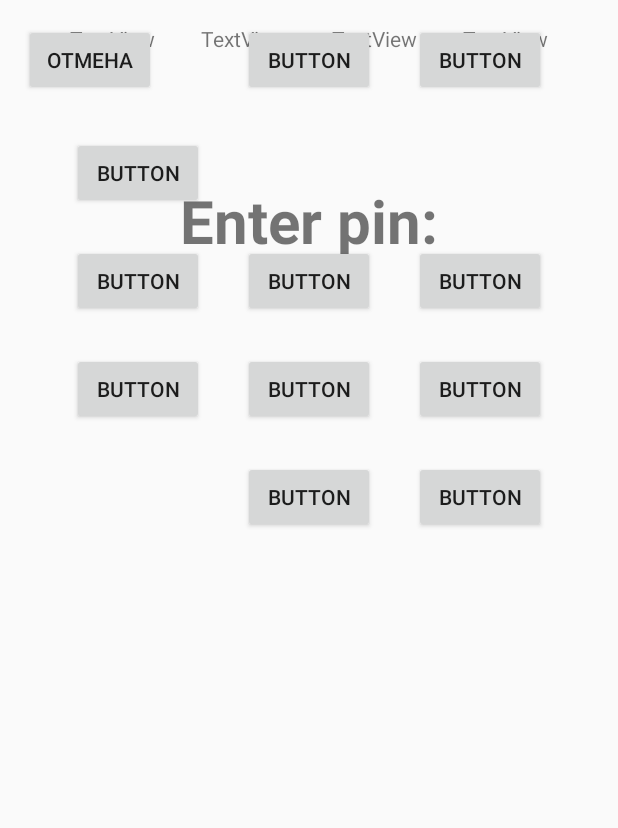
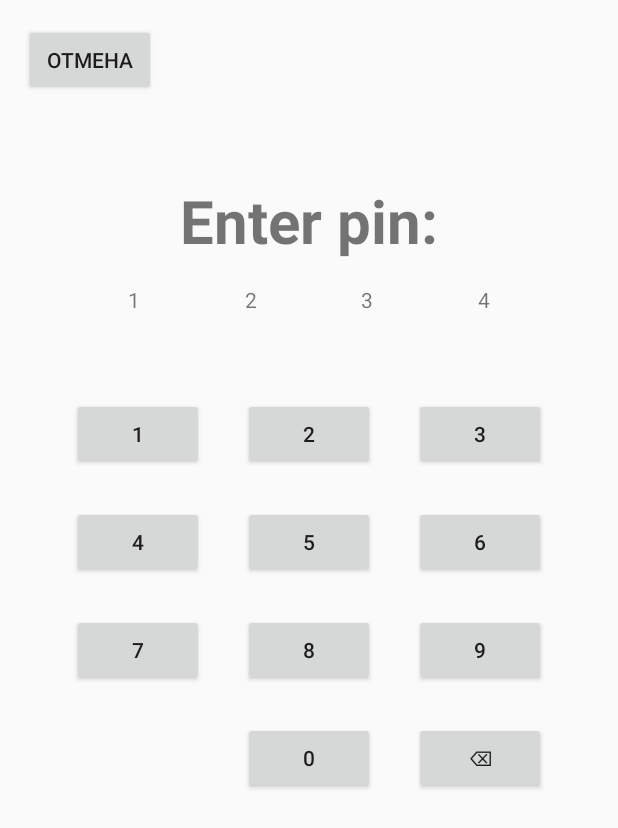
Before and after one commit to daMelkov/Notes, an Android app: the layout activity_pin.xml on its own in the app's theme, with its tools: preview values and no code run, on a phone screen of 412 x 824 dp. Shown: the top 828 px of the screen. Run offline under Robolectric (Android 15) with nearby library versions, the phone set to English and light mode, and no system bars.

Commit message:
pin-activity: captions

```diff
--- a/app/src/main/res/layout/activity_pin.xml
+++ b/app/src/main/res/layout/activity_pin.xml
@@ -7,110 +7,12 @@
     android:padding="16dp">
 
     <Button
-        android:id="@+id/button11"
-        android:layout_width="wrap_content"
-        android:layout_height="wrap_content"
-        android:layout_marginTop="24dp"
-        android:text="Button"
-        app:layout_constraintEnd_toEndOf="@+id/button9"
-        app:layout_constraintStart_toStartOf="@+id/button9"
-        app:layout_constraintTop_toBottomOf="@+id/button9" />
-
-    <Button
         android:id="@+id/button"
         android:layout_width="wrap_content"
         android:layout_height="wrap_content"
         android:text="@string/cancel"
         app:layout_constraintStart_toStartOf="parent"
         app:layout_constraintTop_toTopOf="parent" />
-
-    <Button
-        android:id="@+id/button2"
-        android:layout_width="wrap_content"
-        android:layout_height="wrap_content"
-        android:layout_marginStart="32dp"
-        android:layout_marginTop="56dp"
-        android:text="Button"
-        app:layout_constraintStart_toStartOf="parent"
-        app:layout_constraintTop_toBottomOf="@+id/textView2" />
-
-    <Button
-        android:id="@+id/button3"
-        android:layout_width="wrap_content"
-        android:layout_height="wrap_content"
-        android:text="Button"
-        app:layout_constraintEnd_toStartOf="@+id/button4"
-        app:layout_constraintStart_toEndOf="@+id/button2"
-        tools:layout_editor_absoluteY="247dp" />
-
-    <Button
-        android:id="@+id/button4"
-        android:layout_width="wrap_content"
-        android:layout_height="wrap_content"
-        android:layout_marginEnd="32dp"
-        android:text="Button"
-        app:layout_constraintEnd_toEndOf="parent"
-        app:layout_constraintTop_toTopOf="@+id/button3" />
-
-    <Button
-        android:id="@+id/button6"
-        android:layout_width="wrap_content"
-        android:layout_height="wrap_content"
-        android:text="Button"
-        app:layout_constraintEnd_toStartOf="@+id/button7"
-        app:layout_constraintStart_toEndOf="@+id/button5"
-        app:layout_constraintTop_toTopOf="@+id/button5" />
-
-    <Button
-        android:id="@+id/button5"
-        android:layout_width="wrap_content"
-        android:layout_height="wrap_content"
-        android:layout_marginTop="24dp"
-        android:text="Button"
-        app:layout_constraintStart_toStartOf="@+id/button2"
-        app:layout_constraintTop_toBottomOf="@+id/button2" />
-
-    <Button
-        android:id="@+id/button7"
-        android:layout_width="wrap_content"
-        android:layout_height="wrap_content"
-        android:text="Button"
-        app:layout_constraintEnd_toEndOf="@+id/button4"
-        app:layout_constraintTop_toTopOf="@+id/button6" />
-
-    <Button
-        android:id="@+id/button8"
-        android:layout_width="wrap_content"
-        android:layout_height="wrap_content"
-        android:layout_marginTop="24dp"
-        android:text="Button"
-        app:layout_constraintStart_toStartOf="@+id/button5"
-        app:layout_constraintTop_toBottomOf="@+id/button5" />
-
-    <Button
-        android:id="@+id/button9"
-        android:layout_width="wrap_content"
-        android:layout_height="wrap_content"
-        android:text="Button"
-        app:layout_constraintEnd_toStartOf="@+id/button10"
-        app:layout_constraintStart_toEndOf="@+id/button8"
-        app:layout_constraintTop_toTopOf="@+id/button8" />
-
-    <Button
-        android:id="@+id/button10"
-        android:layout_width="wrap_content"
-        android:layout_height="wrap_content"
-        android:text="Button"
-        app:layout_constraintEnd_toEndOf="@+id/button7"
-        app:layout_constraintTop_toTopOf="@+id/button9" />
-
-    <Button
-        android:id="@+id/button12"
-        android:layout_width="wrap_content"
-        android:layout_height="wrap_content"
-        android:text="Button"
-        app:layout_constraintEnd_toEndOf="@+id/button10"
-        app:layout_constraintTop_toTopOf="@+id/button11" />
 
     <TextView
         android:id="@+id/textView"
@@ -126,30 +28,31 @@
         tools:text="Enter pin:" />
 
     <TextView
+        android:id="@+id/textView2"
+        android:layout_width="wrap_content"
+        android:layout_height="wrap_content"
+        android:layout_marginTop="16dp"
+        tools:text="1"
+        app:layout_constraintEnd_toStartOf="@+id/textView3"
+        app:layout_constraintHorizontal_bias="0.5"
+        app:layout_constraintStart_toStartOf="parent"
+        app:layout_constraintTop_toBottomOf="@+id/textView" />
+
+    <TextView
         android:id="@+id/textView3"
         android:layout_width="wrap_content"
         android:layout_height="wrap_content"
-        android:text="TextView"
+        tools:text="2"
         app:layout_constraintEnd_toStartOf="@+id/textView4"
         app:layout_constraintHorizontal_bias="0.5"
         app:layout_constraintStart_toEndOf="@+id/textView2"
         app:layout_constraintTop_toTopOf="@+id/textView2" />
 
     <TextView
-        android:id="@+id/textView2"
-        android:layout_width="wrap_content"
-        android:layout_height="wrap_content"
-        android:text="TextView"
-        app:layout_constraintEnd_toStartOf="@+id/textView3"
-        app:layout_constraintHorizontal_bias="0.5"
-        app:layout_constraintStart_toStartOf="parent"
-        tools:layout_editor_absoluteY="173dp" />
-
-    <TextView
         android:id="@+id/textView4"
         android:layout_width="wrap_content"
         android:layout_height="wrap_content"
-        android:text="TextView"
+        tools:text="3"
         app:layout_constraintEnd_toStartOf="@+id/textView5"
         app:layout_constraintHorizontal_bias="0.5"
         app:layout_constraintStart_toEndOf="@+id/textView3"
@@ -159,17 +62,108 @@
         android:id="@+id/textView5"
         android:layout_width="wrap_content"
         android:layout_height="wrap_content"
-        android:text="TextView"
+        tools:text="4"
         app:layout_constraintEnd_toEndOf="parent"
         app:layout_constraintHorizontal_bias="0.5"
         app:layout_constraintStart_toEndOf="@+id/textView4"
         app:layout_constraintTop_toTopOf="@+id/textView4" />
 
-    <androidx.constraintlayout.widget.Group
-        android:id="@+id/group"
+    <Button
+        android:id="@+id/button2"
         android:layout_width="wrap_content"
         android:layout_height="wrap_content"
-        tools:layout_editor_absoluteX="16dp"
-        tools:layout_editor_absoluteY="16dp" />
+        android:layout_marginStart="32dp"
+        android:layout_marginTop="56dp"
+        android:text="@string/letter_1"
+        app:layout_constraintStart_toStartOf="parent"
+        app:layout_constraintTop_toBottomOf="@+id/textView2" />
+
+    <Button
+        android:id="@+id/button3"
+        android:layout_width="wrap_content"
+        android:layout_height="wrap_content"
+        android:text="@string/letter_2"
+        app:layout_constraintEnd_toStartOf="@+id/button4"
+        app:layout_constraintStart_toEndOf="@+id/button2"
+        app:layout_constraintTop_toTopOf="@+id/button2" />
+
+    <Button
+        android:id="@+id/button4"
+        android:layout_width="wrap_content"
+        android:layout_height="wrap_content"
+        android:layout_marginEnd="32dp"
+        android:text="@string/letter_3"
+        app:layout_constraintEnd_toEndOf="parent"
+        app:layout_constraintTop_toTopOf="@+id/button3" />
+
+    <Button
+        android:id="@+id/button6"
+        android:layout_width="wrap_content"
+        android:layout_height="wrap_content"
+        android:text="@string/letter_5"
+        app:layout_constraintEnd_toStartOf="@+id/button7"
+        app:layout_constraintStart_toEndOf="@+id/button5"
+        app:layout_constraintTop_toTopOf="@+id/button5" />
+
+    <Button
+        android:id="@+id/button5"
+        android:layout_width="wrap_content"
+        android:layout_height="wrap_content"
+        android:layout_marginTop="24dp"
+        android:text="@string/letter_4"
+        app:layout_constraintStart_toStartOf="@+id/button2"
+        app:layout_constraintTop_toBottomOf="@+id/button2" />
+
+    <Button
+        android:id="@+id/button7"
+        android:layout_width="wrap_content"
+        android:layout_height="wrap_content"
+        android:text="@string/letter_6"
+        app:layout_constraintEnd_toEndOf="@+id/button4"
+        app:layout_constraintTop_toTopOf="@+id/button6" />
+
+    <Button
+        android:id="@+id/button8"
+        android:layout_width="wrap_content"
+        android:layout_height="wrap_content"
+        android:layout_marginTop="24dp"
+        android:text="@string/letter_7"
+        app:layout_constraintStart_toStartOf="@+id/button5"
+        app:layout_constraintTop_toBottomOf="@+id/button5" />
+
+    <Button
+        android:id="@+id/button9"
+        android:layout_width="wrap_content"
+        android:layout_height="wrap_content"
+        android:text="@string/letter_8"
+        app:layout_constraintEnd_toStartOf="@+id/button10"
+        app:layout_constraintStart_toEndOf="@+id/button8"
+        app:layout_constraintTop_toTopOf="@+id/button8" />
+
+    <Button
+        android:id="@+id/button10"
+        android:layout_width="wrap_content"
+        android:layout_height="wrap_content"
+        android:text="@string/letter_9"
+        app:layout_constraintEnd_toEndOf="@+id/button7"
+        app:layout_constraintTop_toTopOf="@+id/button9" />
+
+    <Button
+        android:id="@+id/button11"
+        android:layout_width="wrap_content"
+        android:layout_height="wrap_content"
+        android:layout_marginTop="24dp"
+        android:text="@string/letter_0"
+        app:layout_constraintEnd_toEndOf="@+id/button9"
+        app:layout_constraintStart_toStartOf="@+id/button9"
+        app:layout_constraintTop_toBottomOf="@+id/button9" />
+
+    <Button
+        android:id="@+id/button12"
+        android:layout_width="wrap_content"
+        android:layout_height="wrap_content"
+        android:text="@string/delete"
+        app:layout_constraintEnd_toEndOf="@+id/button10"
+        app:layout_constraintTop_toTopOf="@+id/button11" />
 
 </androidx.constraintlayout.widget.ConstraintLayout>
--- a/app/src/main/res/values/strings.xml
+++ b/app/src/main/res/values/strings.xml
@@ -4,4 +4,15 @@
     <string name="require_pin">Требовать пин-код при запуске приложения</string>
     <string name="pin">Пин-код</string>
     <string name="cancel">Отмена</string>
+    <string name="letter_1">1</string>
+    <string name="letter_2">2</string>
+    <string name="letter_3">3</string>
+    <string name="letter_4">4</string>
+    <string name="letter_5">5</string>
+    <string name="letter_6">6</string>
+    <string name="letter_7">7</string>
+    <string name="letter_8">8</string>
+    <string name="letter_9">9</string>
+    <string name="letter_0">0</string>
+    <string name="delete">⌫</string>
 </resources>
```
